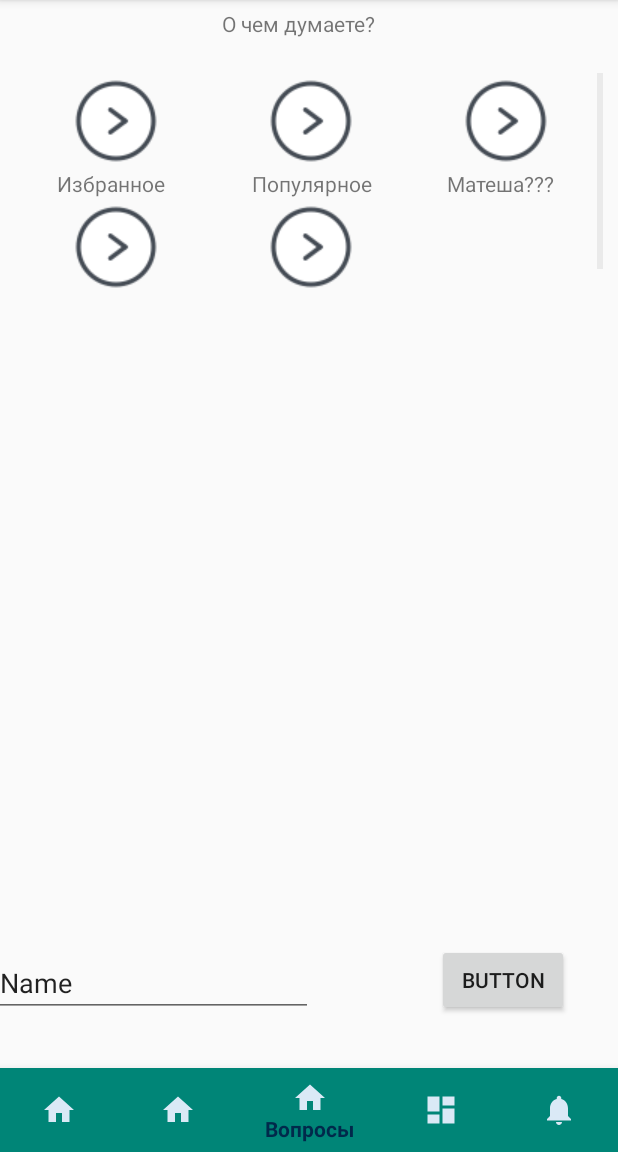
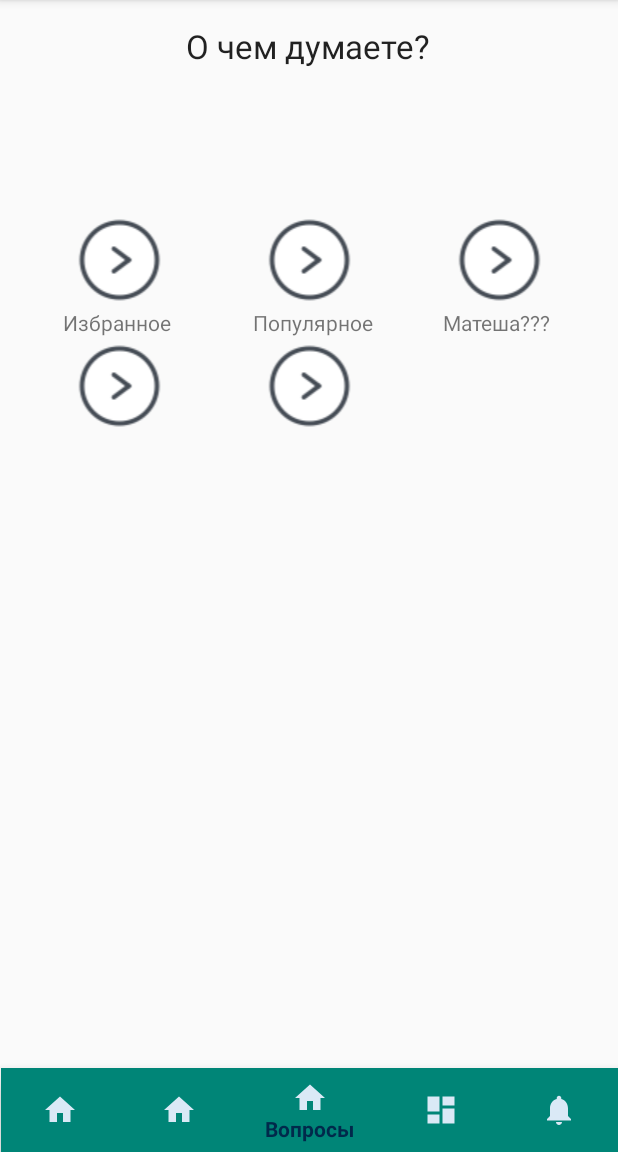
Before and after one commit to Deomap/Flintro, an Android app: the QuestionsActivity screen opened directly, with no data from a screen before it, on a phone screen of 412 x 824 dp, the part 84-1236 px from its top. Run offline under Robolectric (Android 15) with nearby library versions, the phone set to English and light mode, and no system bars; our stand-ins replace Firebase (no records; nobody signed in at launch, a user with empty details on screens opened directly); libraries missing offline, so code that uses them is left out: io.opencensus.tags.

Commit message:
QA: UI fixed back button added
Signed-off-by: Deomap <deomapps@gmail.com>

```diff
--- a/app/src/main/java/com/deomap/flintro/MainActivity.java
+++ b/app/src/main/java/com/deomap/flintro/MainActivity.java
@@ -95,6 +95,7 @@ FirebaseFirestore db ;
 
 
 /*
+--AAAAAA GOOGLE KEY (la four r)
 -- put string into res
 -- put serverside into models
 -- clean code
@@ -107,4 +108,5 @@ FirebaseFirestore db ;
 --scenario: i canceled like, but user tried to press like in LA
 --flactivity - enabled/disabled
 --uploadImage model()
+--FLA:back button
  */
--- a/app/src/main/java/com/deomap/flintro/QuestionsActivity/QuestionsActivity.java
+++ b/app/src/main/java/com/deomap/flintro/QuestionsActivity/QuestionsActivity.java
@@ -13,6 +13,7 @@ import android.widget.ArrayAdapter;
 import android.widget.Button;
 import android.widget.EditText;
 import android.widget.GridView;
+import android.widget.ImageView;
 import android.widget.ListView;
 import android.widget.TextView;
 import android.widget.Toast;
@@ -35,7 +36,8 @@ public class QuestionsActivity extends AppCompatActivity implements MainPartCont
     private MainPartContract.iQuestionsPresenter mPresenter;
     private TextView mainText;
     private EditText userAnswer;
-    private Button userAnswerButton;
+    private ImageView userAnswerButton;
+    private ImageView backButton;
     private GridView topicsGrid;
     private ListView questionsList;
     private ListView answersList;
@@ -77,6 +79,7 @@ public class QuestionsActivity extends AppCompatActivity implements MainPartCont
         mainText = findViewById(R.id.mainText);
         userAnswer = findViewById(R.id.userAnswer);
         userAnswerButton = findViewById(R.id.userAnswerButton);
+        backButton = findViewById(R.id.backButton);
         //SHOULD BE IN FRAGMENTS:
         answersList = findViewById(R.id.answersList);
         topicsGrid = findViewById(R.id.interestsGrid);
@@ -85,6 +88,8 @@ public class QuestionsActivity extends AppCompatActivity implements MainPartCont
         answersList.setOnItemClickListener(answersListviewOnItemClickListener);
         questionsList = findViewById(R.id.questionsList);
         questionsList.setOnItemClickListener(questionsListviewOnItemClickListener);
+
+        itemsAvailibilitySet(0);
         //
         overridePendingTransition(0, 0);
     }
@@ -164,7 +169,61 @@ public class QuestionsActivity extends AppCompatActivity implements MainPartCont
         mainText.setText(text);
     }
 
+    @Override
+    public void itemsAvailibilitySet(int stage) {
+        if(stage == 0){
+            topicsGrid.setVisibility(View.VISIBLE);
+            topicsGrid.setEnabled(true);
+            questionsList.setVisibility(View.GONE);
+            questionsList.setEnabled(false);
+            answersList.setVisibility(View.GONE);
+            answersList.setEnabled(false);
+            userAnswer.setVisibility(View.GONE);
+            userAnswer.setEnabled(false);
+            userAnswerButton.setVisibility(View.GONE);
+            userAnswerButton.setEnabled(false);
+            backButton.setVisibility(View.GONE);
+            backButton.setEnabled(false);
+        }
+        if(stage == 1){
+            topicsGrid.setVisibility(View.GONE);
+            topicsGrid.setEnabled(false);
+            questionsList.setVisibility(View.VISIBLE);
+            questionsList.setEnabled(true);
+            answersList.setVisibility(View.GONE);
+            answersList.setEnabled(false);
+            userAnswer.setVisibility(View.GONE);
+            userAnswer.setEnabled(false);
+            userAnswerButton.setVisibility(View.GONE);
+            userAnswerButton.setEnabled(false);
+            backButton.setVisibility(View.VISIBLE);
+            backButton.setEnabled(true);
+        }
+        if(stage == 2){
+            topicsGrid.setVisibility(View.GONE);
+            topicsGrid.setEnabled(false);
+            questionsList.setVisibility(View.GONE);
+            questionsList.setEnabled(false);
+            answersList.setVisibility(View.VISIBLE);
+            answersList.setEnabled(true);
+            userAnswer.setVisibility(View.VISIBLE);
+            userAnswer.setEnabled(true);
+            userAnswerButton.setVisibility(View.VISIBLE);
+            userAnswerButton.setEnabled(true);
+            backButton.setVisibility(View.VISIBLE);
+            backButton.setEnabled(true);
+        }
+
+    }
+
+    public void backButtonClicked(View view){
+        mPresenter.backStage();
+    }
+
     public void userAnswerButtonClicked(View view){
         mPresenter.sendUserAnswer(userAnswer.getText().toString());
     }
+
+
+
 }
--- a/app/src/main/java/com/deomap/flintro/QuestionsActivity/QuestionsPresenter.java
+++ b/app/src/main/java/com/deomap/flintro/QuestionsActivity/QuestionsPresenter.java
@@ -42,6 +42,15 @@ public class QuestionsPresenter implements MainPartContract.iQuestionsPresenter
     private ArrayList<String>  answersUserIDList =  new ArrayList<>();
     String selectedQuestion = "nullQuestion";
     public String selectedTopic = "nullTopic";
+
+    private int stage = 0;
+    /*
+    stage:
+        0 interests
+        1 questions
+        2 answers
+     */
+
     private FirebaseUsers fbu = new FirebaseUsers();
     private int lastAnswerPosClicked;
     private int lastQuestionPosClicked;
@@ -77,8 +86,10 @@ public class QuestionsPresenter implements MainPartContract.iQuestionsPresenter
                         } else {
                             Log.d("dd", "Error getting documents: ", task.getException());
                         }
-                        mView.setMainText("QUESTIONS");
+                        stage = 1;
+                        mView.setMainText("Вопросы");
                         mView.initiateQuestionsList(questionsList);
+                        mView.itemsAvailibilitySet(stage);
 
                     }
                 });
@@ -110,8 +121,10 @@ public class QuestionsPresenter implements MainPartContract.iQuestionsPresenter
                 } else {
                     Log.d("QP/getAnswers()", "get failed with ", task.getException());
                 }
-                mView.setMainText("ANSWERS");
+                mView.setMainText("Ответы пользователей");
+                stage = 2;
                 mView.initiateAnswersList(answersList);
+                mView.itemsAvailibilitySet(stage);
             }
         });
         //SHOULD BE IN MODEL!
@@ -176,6 +189,12 @@ public class QuestionsPresenter implements MainPartContract.iQuestionsPresenter
         mView.toast("liked",0);
     }
 
+    @Override
+    public void backStage() {
+        stage--;
+        mView.itemsAvailibilitySet(stage);
+    }
+
     private void addAnsweredQuestionToUser(){
         Map<String, Object> answer = new HashMap<>();
         //Log.i("QP/sendUserAnswer()", fbu.curUser().getUid()+" "+selectedQuestion);
--- a/app/src/main/java/com/deomap/flintro/adapter/MainPartContract.java
+++ b/app/src/main/java/com/deomap/flintro/adapter/MainPartContract.java
@@ -21,6 +21,7 @@ public interface MainPartContract {
         void initiateQuestionsList(ArrayList questionsList);
         void initiateAnswersList(ArrayList answersList);
         void setMainText(String text);
+        void itemsAvailibilitySet(int stage);
     }
 
     interface iLikesActivity extends View{
@@ -60,6 +61,7 @@ public interface MainPartContract {
         void getAnswers(int pos);
         void sendUserAnswer(String answerText);
         void answerClicked(int pos);
+        void backStage();
     }
 
     interface iLikesPresenter extends Presenter{
--- a/app/src/main/res/layout/activity_questions.xml
+++ b/app/src/main/res/layout/activity_questions.xml
@@ -8,111 +8,134 @@
 
     <com.google.android.material.bottomnavigation.BottomNavigationView
         android:id="@+id/nav_view"
-        android:layout_width="0dp"
+        android:layout_width="411dp"
         android:layout_height="wrap_content"
-        android:layout_marginStart="0dp"
-        android:layout_marginEnd="0dp"
         android:background="@color/colorPrimary"
         app:itemIconTint="@color/colorNavIcon"
         app:itemTextColor="@color/colorNavText"
         app:layout_constraintBottom_toBottomOf="parent"
-        app:layout_constraintLeft_toLeftOf="parent"
-        app:layout_constraintRight_toRightOf="parent"
+        app:layout_constraintEnd_toEndOf="parent"
+        app:layout_constraintStart_toStartOf="parent"
         app:menu="@menu/bottom_navigation" />
 
     <GridView
         android:id="@+id/interestsGrid"
-        android:layout_width="389dp"
-        android:layout_height="148dp"
+        android:layout_width="380dp"
+        android:layout_height="468dp"
         android:layout_marginStart="8dp"
-        android:layout_marginTop="48dp"
-        android:layout_marginEnd="10dp"
-        android:layout_marginBottom="34dp"
+        android:layout_marginTop="8dp"
+        android:layout_marginEnd="8dp"
+        android:layout_marginBottom="8dp"
         android:horizontalSpacing="1dp"
         android:numColumns="3"
         android:verticalSpacing="1dp"
         android:visibility="visible"
-        app:layout_constraintBottom_toTopOf="@+id/questionsList"
+        app:layout_constraintBottom_toBottomOf="@+id/nav_view"
         app:layout_constraintEnd_toEndOf="parent"
-        app:layout_constraintHorizontal_bias="1.0"
+        app:layout_constraintHorizontal_bias="0.533"
         app:layout_constraintStart_toStartOf="parent"
-        app:layout_constraintTop_toTopOf="parent" />
+        app:layout_constraintTop_toTopOf="parent"
+        app:layout_constraintVertical_bias="0.469" />
 
     <TextView
         android:id="@+id/mainText"
         android:layout_width="wrap_content"
         android:layout_height="wrap_content"
-        android:layout_marginStart="146dp"
-        android:layout_marginTop="36dp"
-        android:layout_marginEnd="161dp"
-        android:layout_marginBottom="61dp"
-        android:text="О чем думаете?"
-        app:layout_constraintBottom_toTopOf="@+id/interestsGrid"
-        app:layout_constraintEnd_toEndOf="parent"
-        app:layout_constraintHorizontal_bias="1.0"
-        app:layout_constraintStart_toStartOf="parent"
-        app:layout_constraintTop_toTopOf="parent"
-        app:layout_constraintVertical_bias="0.439" />
-
-    <ListView
-        android:id="@+id/questionsList"
-        android:layout_width="397dp"
-        android:layout_height="177dp"
-        android:layout_marginStart="6dp"
-        android:layout_marginBottom="26dp"
-        android:visibility="visible"
-        app:layout_constraintBottom_toTopOf="@+id/nav_view"
-        app:layout_constraintEnd_toEndOf="parent"
-        app:layout_constraintHorizontal_bias="0.25"
-        app:layout_constraintStart_toStartOf="parent"
-        app:layout_constraintTop_toBottomOf="@+id/mainText"
-        app:layout_constraintVertical_bias="0.425" />
-
-    <ListView
-        android:id="@+id/answersList"
-        android:layout_width="394dp"
-        android:layout_height="161dp"
         android:layout_marginStart="8dp"
         android:layout_marginTop="8dp"
         android:layout_marginEnd="8dp"
         android:layout_marginBottom="8dp"
-        app:layout_constraintBottom_toTopOf="@+id/nav_view"
+        android:text="О чем думаете?"
+        android:textAppearance="@style/TextAppearance.AppCompat.Large"
+        app:layout_constraintBottom_toBottomOf="@+id/nav_view"
         app:layout_constraintEnd_toEndOf="parent"
-        app:layout_constraintHorizontal_bias="1.0"
+        app:layout_constraintHorizontal_bias="0.497"
         app:layout_constraintStart_toStartOf="parent"
-        app:layout_constraintTop_toBottomOf="@+id/questionsList"
-        app:layout_constraintVertical_bias="0.148" />
+        app:layout_constraintTop_toTopOf="parent"
+        app:layout_constraintVertical_bias="0.011" />
+
+    <ListView
+        android:id="@+id/questionsList"
+        android:layout_width="382dp"
+        android:layout_height="466dp"
+        android:layout_marginStart="8dp"
+        android:layout_marginTop="8dp"
+        android:layout_marginEnd="8dp"
+        android:layout_marginBottom="8dp"
+        android:visibility="visible"
+        app:layout_constraintBottom_toBottomOf="@+id/nav_view"
+        app:layout_constraintEnd_toEndOf="parent"
+        app:layout_constraintHorizontal_bias="0.461"
+        app:layout_constraintStart_toStartOf="parent"
+        app:layout_constraintTop_toTopOf="parent"
+        app:layout_constraintVertical_bias="0.465" />
+
+    <ListView
+        android:id="@+id/answersList"
+        android:layout_width="381dp"
+        android:layout_height="464dp"
+        android:layout_marginStart="8dp"
+        android:layout_marginTop="8dp"
+        android:layout_marginEnd="8dp"
+        android:layout_marginBottom="8dp"
+        app:layout_constraintBottom_toBottomOf="@+id/nav_view"
+        app:layout_constraintEnd_toEndOf="parent"
+        app:layout_constraintHorizontal_bias="0.562"
+        app:layout_constraintStart_toStartOf="parent"
+        app:layout_constraintTop_toTopOf="parent"
+        app:layout_constraintVertical_bias="0.478" />
 
     <EditText
         android:id="@+id/userAnswer"
+        style="@style/Widget.MaterialComponents.TextInputEditText.OutlinedBox.Dense"
         android:layout_width="wrap_content"
         android:layout_height="wrap_content"
-        android:layout_marginStart="16dp"
-        android:layout_marginTop="34dp"
-        android:layout_marginEnd="41dp"
-        android:layout_marginBottom="31dp"
+        android:layout_marginStart="8dp"
+        android:layout_marginTop="8dp"
+        android:layout_marginEnd="8dp"
+        android:layout_marginBottom="8dp"
         android:ems="10"
         android:inputType="textPersonName"
-        android:text="Name"
-        app:layout_constraintBottom_toTopOf="@+id/nav_view"
-        app:layout_constraintEnd_toStartOf="@+id/userAnswerButton"
+        app:layout_constraintBottom_toBottomOf="parent"
+        app:layout_constraintEnd_toEndOf="parent"
+        app:layout_constraintHorizontal_bias="0.214"
         app:layout_constraintStart_toStartOf="parent"
-        app:layout_constraintTop_toBottomOf="@+id/answersList" />
+        app:layout_constraintTop_toTopOf="parent"
+        app:layout_constraintVertical_bias="0.898" />
 
-    <Button
+    <ImageView
         android:id="@+id/userAnswerButton"
-        android:layout_width="wrap_content"
-        android:layout_height="wrap_content"
-        android:layout_marginStart="41dp"
-        android:layout_marginTop="30dp"
-        android:layout_marginEnd="53dp"
-        android:layout_marginBottom="32dp"
+        android:layout_width="73dp"
+        android:layout_height="43dp"
+        android:layout_marginStart="8dp"
+        android:layout_marginTop="8dp"
+        android:layout_marginEnd="8dp"
+        android:layout_marginBottom="8dp"
         android:onClick="userAnswerButtonClicked"
-        android:text="Button"
-        app:layout_constraintBottom_toTopOf="@+id/nav_view"
+        app:layout_constraintBottom_toBottomOf="@+id/nav_view"
         app:layout_constraintEnd_toEndOf="parent"
-        app:layout_constraintStart_toEndOf="@+id/userAnswer"
-        app:layout_constraintTop_toBottomOf="@+id/answersList" />
+        app:layout_constraintHorizontal_bias="0.888"
+        app:layout_constraintStart_toStartOf="parent"
+        app:layout_constraintTop_toTopOf="parent"
+        app:layout_constraintVertical_bias="0.891"
+        app:srcCompat="@android:drawable/ic_menu_send" />
+
+    <ImageView
+        android:id="@+id/backButton"
+        android:layout_width="44dp"
+        android:layout_height="40dp"
+        android:layout_marginStart="8dp"
+        android:layout_marginTop="8dp"
+        android:layout_marginEnd="8dp"
+        android:layout_marginBottom="8dp"
+        android:onClick="backButtonClicked"
+        app:layout_constraintBottom_toBottomOf="@+id/nav_view"
+        app:layout_constraintEnd_toEndOf="parent"
+        app:layout_constraintHorizontal_bias="0.017"
+        app:layout_constraintStart_toStartOf="parent"
+        app:layout_constraintTop_toTopOf="parent"
+        app:layout_constraintVertical_bias="0.028"
+        app:srcCompat="@android:drawable/presence_busy" />
 
 
 </androidx.constraintlayout.widget.ConstraintLayout>
```
Also changed, not shown: app/src/main/res/layout/activity_fl.xml (+34 -33 lines).
